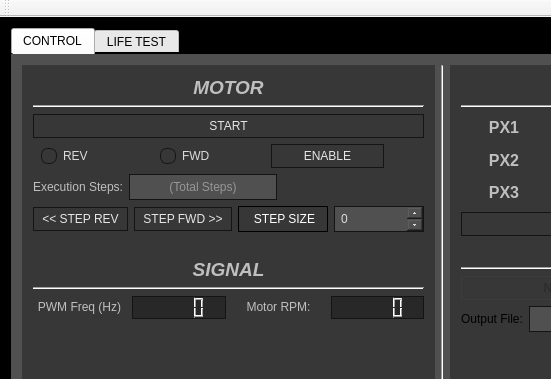
Qt form BASFmainwindow.ui (StoneAgeInc/BASF-Custom) before a commit; both pictures show x 0 to 551 and y 0 to 379 of the 885 by 793 pixel window.
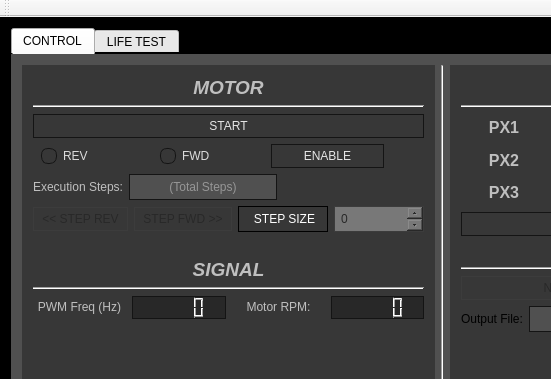
The same form after that commit. The open tabs and pages were chosen to show the change. Icons and pictures are not drawn. Custom widgets are drawn as their Qt base class.

Patch:
```diff
--- a/BASFmainwindow.ui
+++ b/BASFmainwindow.ui
@@ -467,6 +467,9 @@
             <layout class="QHBoxLayout" name="horizontalLayout">
              <item>
               <widget class="QPushButton" name="stepRevBTN">
+               <property name="enabled">
+                <bool>false</bool>
+               </property>
                <property name="styleSheet">
                 <string notr="true">QPushButton
 {
@@ -519,6 +522,9 @@
              </item>
              <item>
               <widget class="QPushButton" name="stepFwdBTN">
+               <property name="enabled">
+                <bool>false</bool>
+               </property>
                <property name="styleSheet">
                 <string notr="true">QPushButton
 {
@@ -587,6 +593,9 @@
              </item>
              <item>
               <widget class="QSpinBox" name="spinBox">
+               <property name="enabled">
+                <bool>false</bool>
+               </property>
                <property name="styleSheet">
                 <string notr="true">QSpinBox,
 QDoubleSpinBox,
```
Left out of the diff: 73 changed lines with no effect on the pictures.
